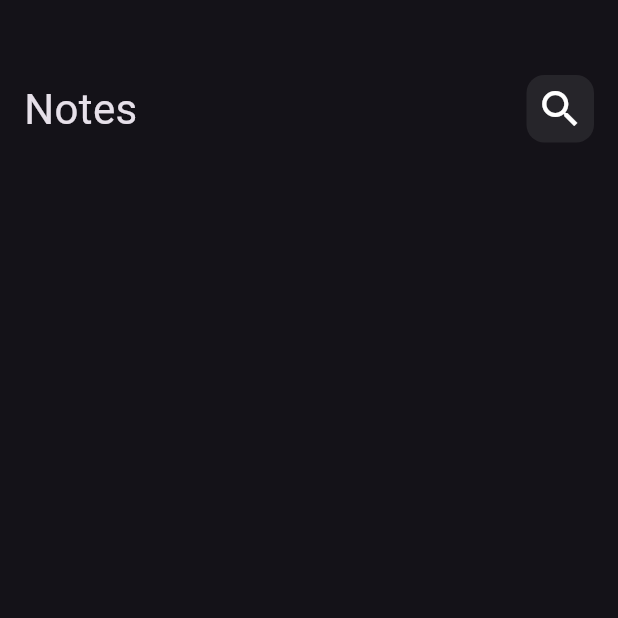
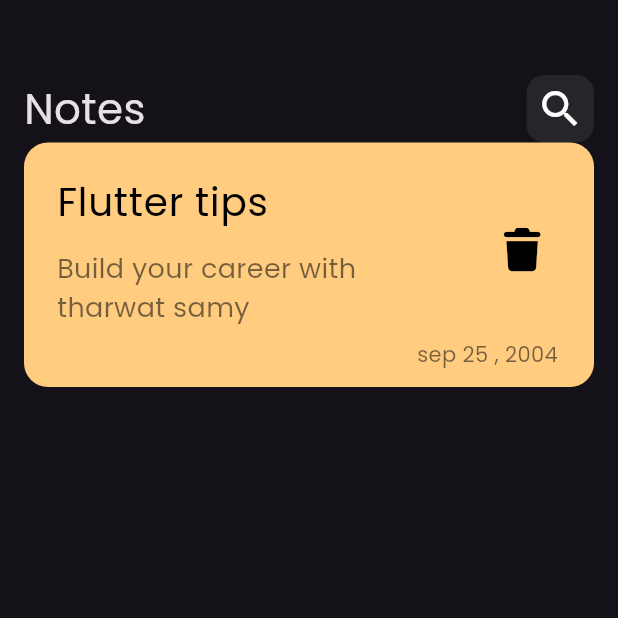
Before and after one commit to YassaTamer/notes_app, a Flutter app: the screen it shows after launch, on a phone screen of 412 x 824 dp, the top half of it. Run offline on Flutter 3.47's test engine with Material 3 defaults, Android fonts, the phone set to English and light mode, and no system bars; our stand-ins replace font_awesome_flutter.

Commit message:
Add NoteItem widget for displaying notes with title, subtitle, and delete icon

```diff
--- a/lib/main.dart
+++ b/lib/main.dart
@@ -12,8 +12,8 @@ class NotesApp extends StatelessWidget {
   Widget build(BuildContext context) {
     return MaterialApp(
       debugShowCheckedModeBanner: false,
-      theme: ThemeData.dark(),
-      home:const  NotesView(),
+      theme: ThemeData(brightness: Brightness.dark, fontFamily: 'Poppins'),
+      home: const NotesView(),
     );
   }
 }
--- /dev/null
+++ b/lib/widgets/custom_note_itme.dart
@@ -0,0 +1,47 @@
+
+import 'package:flutter/material.dart';
+import 'package:font_awesome_flutter/font_awesome_flutter.dart';
+
+class NoteItem extends StatelessWidget {
+  const NoteItem({super.key});
+
+  @override
+  Widget build(BuildContext context) {
+    return Container(
+      padding: const EdgeInsets.only(left: 6, top: 12, bottom: 12),
+      decoration: BoxDecoration(
+        color: Color(0xffFFCC80),
+        borderRadius: BorderRadius.circular(16),
+      ),
+      child: Column(
+        crossAxisAlignment: CrossAxisAlignment.end,
+        children: [
+          ListTile(
+            title: Text(
+              'Flutter tips',
+              style: TextStyle(color: Colors.black, fontSize: 26),
+            ),
+            subtitle: Padding(
+              padding: const EdgeInsets.only(top: 12),
+              child: Text(
+                'Build your career with tharwat samy',
+                style: TextStyle(color: Colors.black54, fontSize: 18),
+              ),
+            ),
+            trailing: IconButton(
+              onPressed: () {},
+              icon: Icon(FontAwesomeIcons.trash, color: Colors.black, size: 28),
+            ),
+          ),
+          Padding(
+            padding: const EdgeInsets.only(right: 24),
+            child: Text(
+              'sep 25 , 2004',
+              style: TextStyle(color: Colors.black54),
+            ),
+          ),
+        ],
+      ),
+    );
+  }
+}
--- a/lib/widgets/notes_view_body.dart
+++ b/lib/widgets/notes_view_body.dart
@@ -1,5 +1,7 @@
 import 'package:flutter/material.dart';
+import 'package:font_awesome_flutter/font_awesome_flutter.dart';
 import 'package:notes_app/widgets/custom_app_bar.dart';
+import 'package:notes_app/widgets/custom_note_itme.dart';
 
 class NotesViewBody extends StatelessWidget {
   const NotesViewBody({super.key});
@@ -8,7 +10,9 @@ class NotesViewBody extends StatelessWidget {
   Widget build(BuildContext context) {
     return Padding(
       padding: const EdgeInsets.symmetric(horizontal: 16),
-      child: Column(children: const [SizedBox(height: 50), CustomAppBar()]),
+      child: Column(
+        children: const [SizedBox(height: 50), CustomAppBar(), NoteItem()],
+      ),
     );
   }
 }
```
Also changed, not shown: pubspec.yaml (+8 -12 lines), assets/fonts/Poppins-Regular.ttf (added), pubspec.lock.
